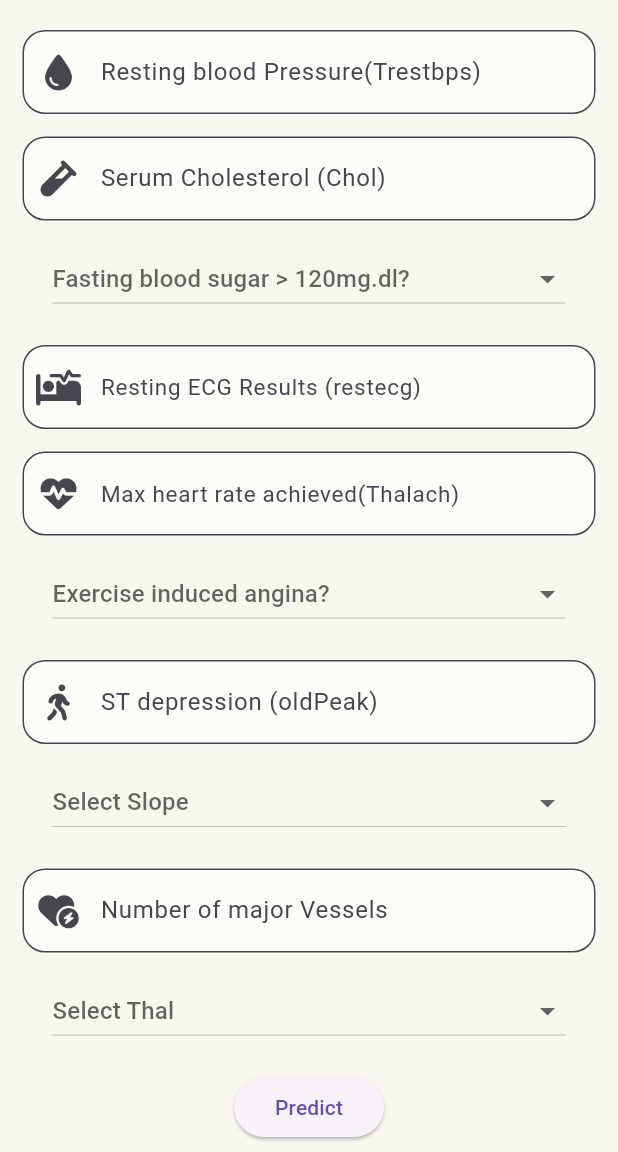
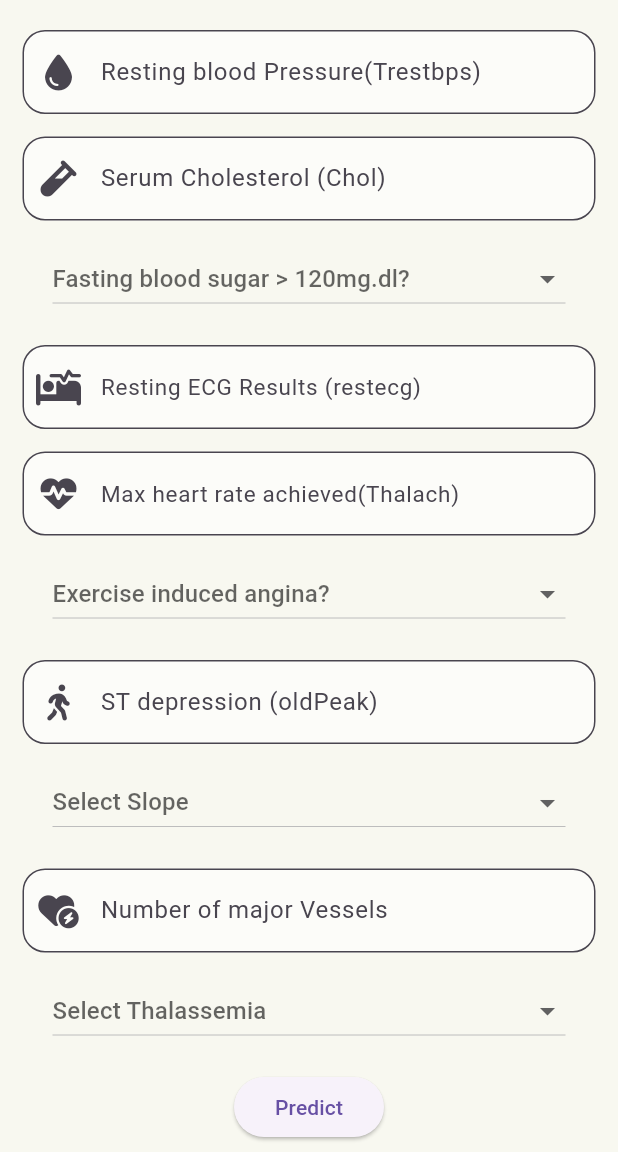
Before and after one commit to padman-1/heart-disease-prediction-mobile-app, a Flutter app: the HomePage screen opened directly, scrolled down 367 dp, on a phone screen of 412 x 824 dp, the part 84-1236 px from its top. Run offline on Flutter 3.47's test engine with Material 3 defaults, Android fonts, the phone set to English and light mode, and no system bars; our stand-ins replace bloc, dio, flutter_bloc, font_awesome_flutter; generated files the repository leaves out were written again.

Commit message:
modified custom text field to include validation

```diff
--- a/lib/widgets/custom_textfield.dart
+++ b/lib/widgets/custom_textfield.dart
@@ -1,8 +1,8 @@
 import 'package:flutter/material.dart';
 
 class CustomTextField extends StatefulWidget {
-  const CustomTextField({
-    super.key,
+  const CustomTextField(
+      {super.key,
       this.hintext,
       required this.label,
       this.maxLines = 1,
@@ -10,7 +10,7 @@ class CustomTextField extends StatefulWidget {
       this.onChanged,
       required this.icon,
       this.keyboardType,
-  });
+      this.validator});
 
   final String? hintext;
   final int maxLines;
@@ -19,6 +19,7 @@ class CustomTextField extends StatefulWidget {
   final Widget label;
   final Widget icon;
   final TextInputType? keyboardType;
+  final String? Function(String?)? validator;
   @override
   State<CustomTextField> createState() => _CustomTextFieldState();
 }
@@ -32,11 +33,12 @@ class _CustomTextFieldState extends State<CustomTextField> {
         bottom: 15,
       ),
       // margin: EdgeInsets.symmetric(horizontal: 5),
-      child: TextField(
+      child: TextFormField(
         controller: widget.controller,
         maxLines: widget.maxLines,
         onChanged: widget.onChanged,
         keyboardType: TextInputType.number,
+        validator: widget.validator,
         decoration: InputDecoration(
           filled: true,
           fillColor: Colors.white60,
--- a/lib/widgets/thal_dropdown.dart
+++ b/lib/widgets/thal_dropdown.dart
@@ -19,7 +19,7 @@ class _ThalDropdownState extends State<ThalDropdown> {
       margin: const EdgeInsets.symmetric(horizontal: 20),
       padding: const EdgeInsets.only(bottom: 20),
       child: DropdownButton<ThalType>(
-        hint: Text("Select Thal"),
+        hint: Text("Select Thalassemia"),
         value: _selectedThal,
         isExpanded: true,
         borderRadius: BorderRadius.circular(15),
--- a/pubspec.yaml
+++ b/pubspec.yaml
@@ -16,6 +16,7 @@ dependencies:
   intl: ^0.18.1
   dio: ^5.6.0
   equatable: ^2.0.5
+  font_awesome_flutter: ^10.7.0
 
   # flutter_gen: any
 dev_dependencies:
```
Also changed, not shown: pubspec.lock. Lines whose indentation alone changed are shown as unchanged.
